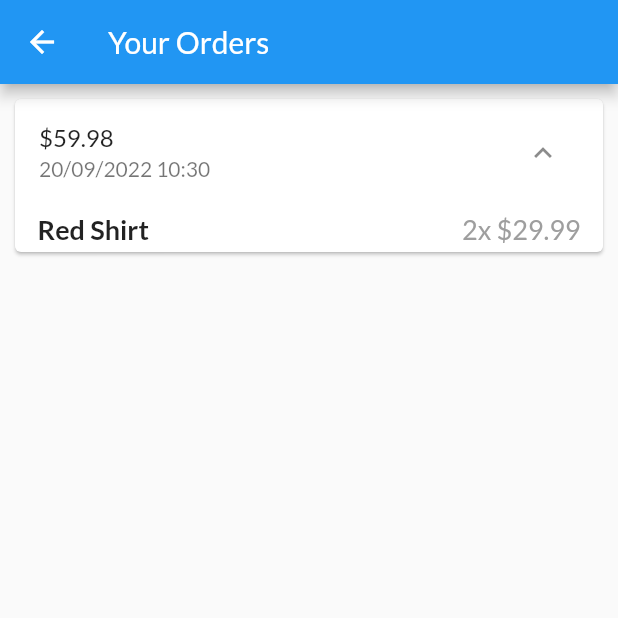
After one commit to NguyenDuyThanhB1909984/CT449_Lab1, a Flutter app: the OrdersScreen screen opened directly, after a tap on the "expand more" icon, on a phone screen of 412 x 824 dp, the top half of it. The commit adds this screen. Run offline on Flutter 3.47's test engine with Material 2 defaults, Android fonts, the phone set to English and light mode, and no system bars.

Commit message:
Xay dung trang cac dat hang

```diff
--- a/lib/main.dart
+++ b/lib/main.dart
@@ -5,6 +5,7 @@ import 'ui/products/products_manager.dart';
 import 'ui/products/product_overview_screen.dart';
 import 'ui/products/user_products_screen.dart';
 import 'ui/cart/cart_screen.dart';
+import 'ui/orders/orders_screen.dart';
 
 void main() {
   runApp(const MyApp());
--- /dev/null
+++ b/lib/models/order_item.dart
@@ -0,0 +1,33 @@
+import 'cart_item.dart';
+
+class OrderItem {
+  final String? id;
+  final double amount;
+  final List<CartItem> products;
+  final DateTime dateTime;
+
+  int get productCount {
+    return products.length;
+  }
+
+  OrderItem({
+    this.id,
+    required this.amount,
+    required this.products,
+    DateTime? dateTime,
+  }) : dateTime = dateTime ?? DateTime.now();
+
+  OrderItem copyWith({
+    String? id,
+    double? amount,
+    List<CartItem>? products,
+    DateTime? dateTime,
+  }) {
+    return OrderItem(
+      id: id ?? this.id,
+      amount: amount ?? this.amount,
+      products: products ?? this.products,
+      dateTime: dateTime ?? this.dateTime,
+    );
+  }
+}
--- /dev/null
+++ b/lib/ui/orders/order_item_card.dart
@@ -0,0 +1,79 @@
+import 'dart:math';
+
+import 'package:flutter/material.dart';
+import 'package:intl/intl.dart';
+
+import '../../models/order_item.dart';
+
+class OrderItemCard extends StatefulWidget {
+  final OrderItem order;
+  const OrderItemCard(this.order, {super.key});
+
+  @override
+  State<OrderItemCard> createState() => _OrderItemCardState();
+}
+
+class _OrderItemCardState extends State<OrderItemCard> {
+  var _expanded = false;
+  @override
+  Widget build(BuildContext context) {
+    return Card(
+      margin: const EdgeInsets.all(10),
+      child: Column(
+        children: <Widget>[
+          buildOrderSummary(),
+          if (_expanded) buildOrderDetails(),
+        ],
+      ),
+    );
+  }
+
+  Widget buildOrderDetails() {
+    return Container(
+      padding: const EdgeInsets.symmetric(horizontal: 15, vertical: 4),
+      height: min(widget.order.productCount * 20.0 + 10, 100),
+      child: ListView(
+        children: widget.order.products
+            .map(
+              (prod) => Row(
+                mainAxisAlignment: MainAxisAlignment.spaceBetween,
+                children: <Widget>[
+                  Text(
+                    prod.title,
+                    style: const TextStyle(
+                      fontSize: 18,
+                      fontWeight: FontWeight.bold,
+                    ),
+                  ),
+                  Text(
+                    '${prod.quantity}x \$${prod.price}',
+                    style: const TextStyle(
+                      fontSize: 18,
+                      color: Colors.grey,
+                    ),
+                  )
+                ],
+              ),
+            )
+            .toList(),
+      ),
+    );
+  }
+
+  Widget buildOrderSummary() {
+    return ListTile(
+      title: Text('\$${widget.order.amount}'),
+      subtitle: Text(
+        DateFormat('dd/MM/yyyy hh:mm').format(widget.order.dateTime),
+      ),
+      trailing: IconButton(
+        icon: Icon(_expanded ? Icons.expand_less : Icons.expand_more),
+        onPressed: () {
+          setState(() {
+            _expanded = !_expanded;
+          });
+        },
+      ),
+    );
+  }
+}
--- /dev/null
+++ b/lib/ui/orders/order_manager.dart
@@ -0,0 +1,24 @@
+import 'package:flutter/foundation.dart';
+
+import '../../models/cart_item.dart';
+import '../../models/order_item.dart';
+
+class OrdersManager with ChangeNotifier {
+  final List<OrderItem> _orders = [
+    OrderItem(
+      id: '01',
+      amount: 59.98,
+      products: [
+        CartItem(id: 'c1', title: 'Red Shirt', quantity: 2, price: 29.99)
+      ],
+      dateTime: DateTime.now(),
+    )
+  ];
+  int get orderCount {
+    return _orders.length;
+  }
+
+  List<OrderItem> get orders {
+    return [..._orders];
+  }
+}
--- /dev/null
+++ b/lib/ui/orders/orders_screen.dart
@@ -0,0 +1,23 @@
+import 'package:flutter/material.dart';
+
+import 'order_item_card.dart';
+import 'order_manager.dart';
+
+class OrdersScreen extends StatelessWidget {
+  const OrdersScreen({super.key});
+
+  @override
+  Widget build(BuildContext context) {
+    print('building orders');
+    final ordersManager = OrdersManager();
+    return Scaffold(
+      appBar: AppBar(
+        title: const Text('Your Orders'),
+      ),
+      body: ListView.builder(
+        itemCount: ordersManager.orderCount,
+        itemBuilder: (ctx, i) => OrderItemCard(ordersManager.orders[i]),
+      ),
+    );
+  }
+}
```
Also changed, not shown: pubspec.lock.
